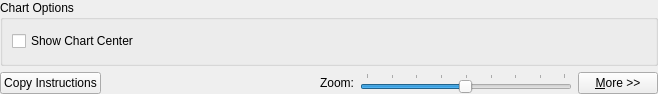
The window that src/optionsbar.ui (iPenguin/CrochetCharts) describes before a commit, drawn with Qt 5.
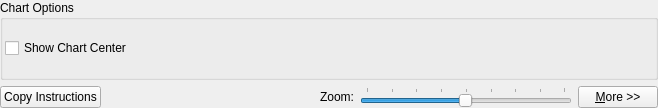
The same window after the commit.

```diff
--- a/src/optionsbar.ui
+++ b/src/optionsbar.ui
@@ -7,7 +7,7 @@
     <x>0</x>
     <y>0</y>
     <width>658</width>
-    <height>94</height>
+    <height>108</height>
    </rect>
   </property>
   <property name="windowTitle">
@@ -25,6 +25,9 @@
         <string>Chart Options</string>
        </property>
        <layout class="QGridLayout" name="gridLayout_2">
+        <property name="margin">
+         <number>2</number>
+        </property>
         <item row="0" column="0">
          <widget class="QCheckBox" name="showChartCenter">
           <property name="text">
```
